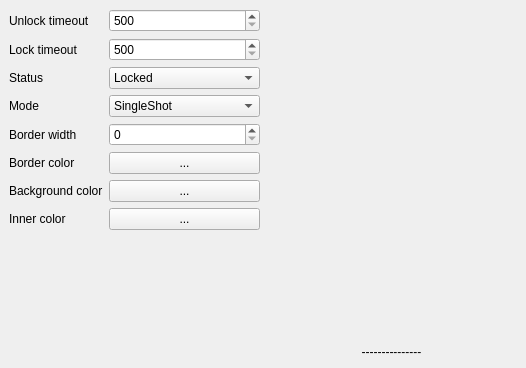
Qt form mainwindow.ui (weirdgyn/QLockButton) before a commit.
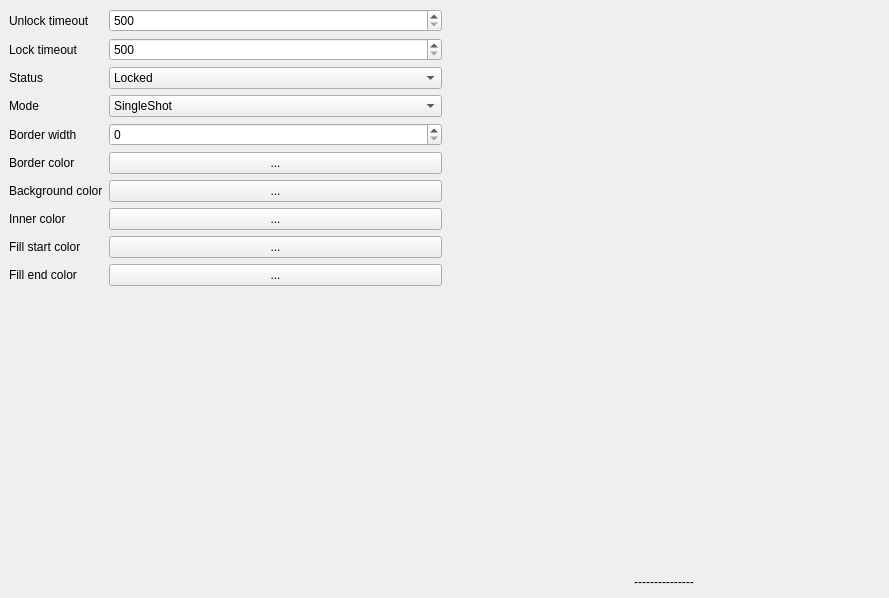
The same form after that commit. Custom widgets are drawn as their Qt base class.

Commit message: Properties to customize fill gradient layout

```diff
--- a/mainwindow.ui
+++ b/mainwindow.ui
@@ -6,8 +6,8 @@
    <rect>
     <x>0</x>
     <y>0</y>
-    <width>526</width>
-    <height>368</height>
+    <width>889</width>
+    <height>598</height>
    </rect>
   </property>
   <property name="windowTitle">
@@ -145,6 +145,34 @@
         </property>
        </widget>
       </item>
+      <item row="8" column="0">
+       <widget class="QLabel" name="fillStartColorLabel">
+        <property name="text">
+         <string>Fill start color</string>
+        </property>
+       </widget>
+      </item>
+      <item row="9" column="0">
+       <widget class="QLabel" name="fillEndColorLabel">
+        <property name="text">
+         <string>Fill end color</string>
+        </property>
+       </widget>
+      </item>
+      <item row="8" column="1">
+       <widget class="QPushButton" name="fillStartColor">
+        <property name="text">
+         <string>...</string>
+        </property>
+       </widget>
+      </item>
+      <item row="9" column="1">
+       <widget class="QPushButton" name="fillEndColor">
+        <property name="text">
+         <string>...</string>
+        </property>
+       </widget>
+      </item>
      </layout>
     </item>
     <item>
```
The commit also changes 5 other files.
